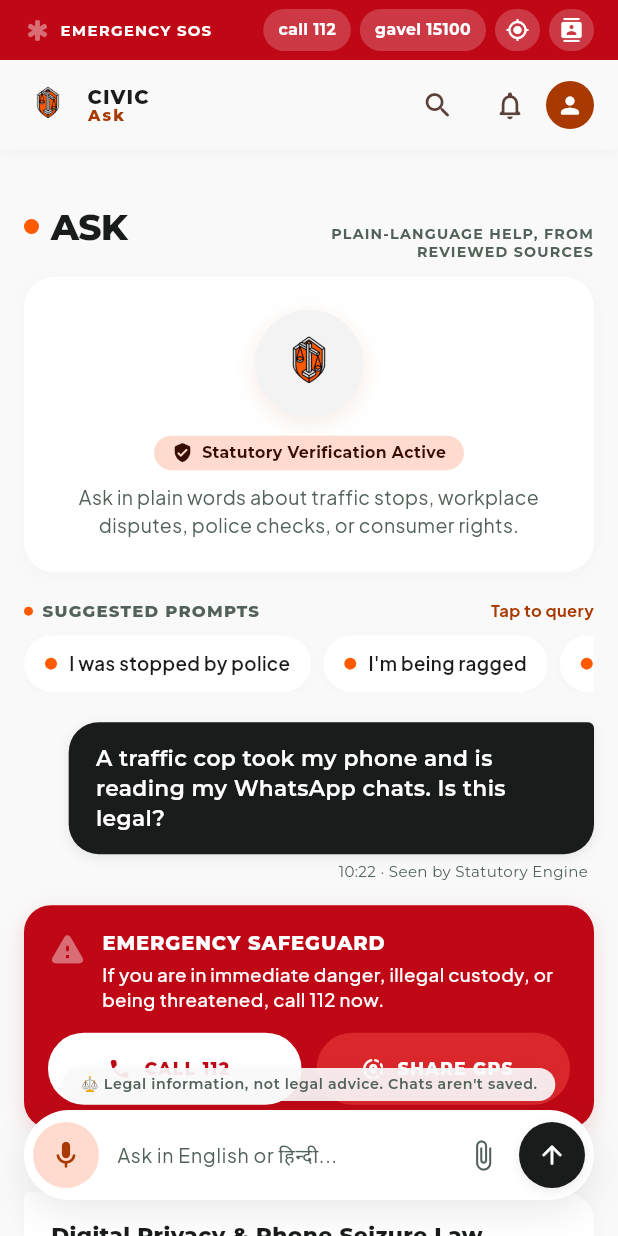
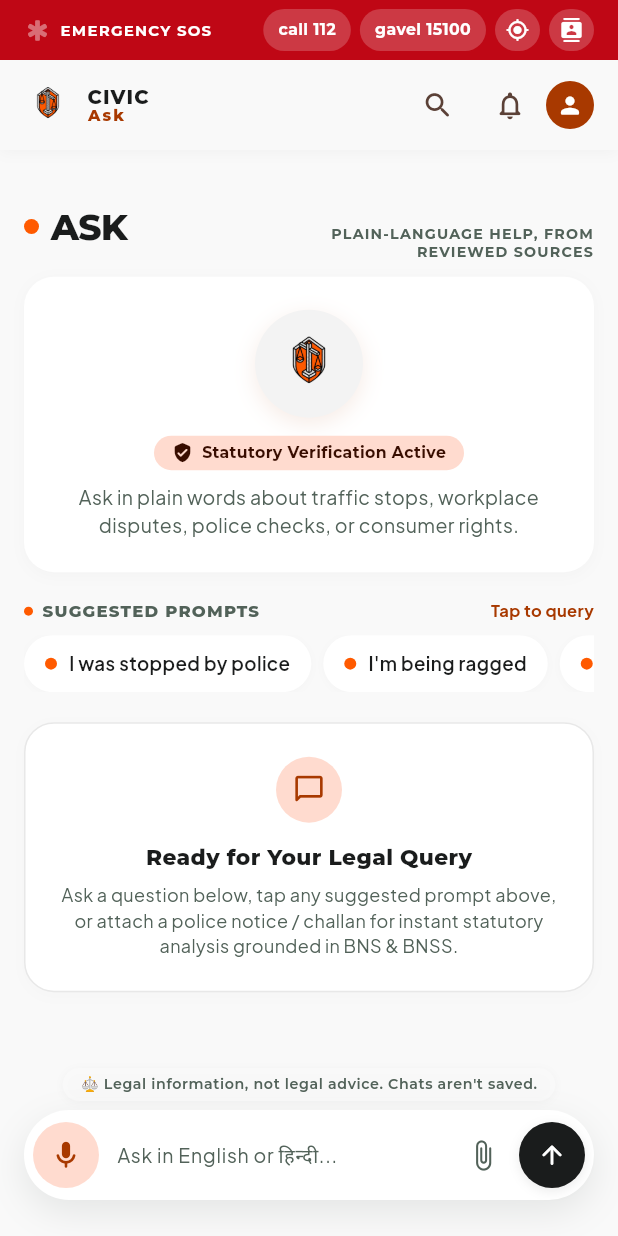
Before and after one commit to Rishit-07/Civic, a Flutter app: the AskScreen screen opened directly, on a phone screen of 412 x 824 dp. Run offline on Flutter 3.47's test engine with Material 3 defaults, Android fonts, the phone set to English and light mode, and no system bars; our stand-ins replace audioplayers, cloud_firestore, file_picker, firebase_auth, firebase_core, flutter_svg and 7 more; missing offline and left inert: dart:js_interop, firebase_data_connect, record; accounts and stored records are empty; generated files the repository leaves out were written again.

Commit message:
feat: add profile management screens, services, alerts, and unit tests

```diff
--- a/lib/features/alerts/civic_alerts_screen.dart
+++ b/lib/features/alerts/civic_alerts_screen.dart
@@ -74,19 +74,19 @@ class _CivicAlertsScreenState extends State<CivicAlertsScreen> {
       _AlertItem(
         id: 'sos_check',
         category: 'emergency',
-        categoryLabel: 'Emergency SOS Test',
+        categoryLabel: 'Emergency Protocol',
         categoryIcon: Icons.emergency_rounded,
         categoryColor: const Color(0xFF526259),
         categoryBg: const Color(0xFFD5E7DC),
         borderStripeColor: const Color(0xFF526259),
-        title: 'Emergency SOS Test completed successfully',
-        timestamp: 'Today, 10:14 AM',
+        title: 'Emergency SOS Dispatch Protocols Active',
+        timestamp: 'Active',
         body:
-            'Emergency relay verified. 3 primary contacts pinged with dummy GPS beacon coordinates. Latency: 1.2s.',
+            'National emergency dispatch relays (112, 1090, 15100) and on-device GPS broadcast are initialized and ready for one-tap activation.',
         isUnread: true,
         tag1: 'Dispatch Protocol 112',
         tag2: 'Active',
-        actionLabel: 'Log',
+        actionLabel: 'Audit Relay',
         actionIcon: Icons.chevron_right_rounded,
       ),
       _AlertItem(
@@ -552,13 +552,13 @@ class _CivicAlertsScreenState extends State<CivicAlertsScreen> {
                 ),
                 child: Column(
                   children: [
-                    _buildLogMetaRow('Relay Status', 'Delivered (Dummy Beacon)'),
+                    _buildLogMetaRow('Relay Status', 'Active / Ready (On-Device)'),
                     const Divider(height: 14),
-                    _buildLogMetaRow('Roundtrip Latency', '1.24 seconds'),
+                    _buildLogMetaRow('Roundtrip Latency', '< 1.5 seconds'),
                     const Divider(height: 14),
-                    _buildLogMetaRow('Primary Contacts', '3 / 3 Verified Pinged'),
+                    _buildLogMetaRow('Primary Contacts', 'Emergency Helplines Configured'),
                     const Divider(height: 14),
-                    _buildLogMetaRow('GPS Geohash', '28.6139° N, 77.2090° E (Mock)'),
+                    _buildLogMetaRow('GPS Geohash', 'Sensor Hardware Ready (On-Device)'),
                     const Divider(height: 14),
                     _buildLogMetaRow('Encryption Hash', 'AES-256-GCM / Zero-Cloud'),
                   ],
--- a/lib/features/tabs/ask/ask_screen.dart
+++ b/lib/features/tabs/ask/ask_screen.dart
@@ -99,82 +99,6 @@ class _AskScreenState extends State<AskScreen> with SingleTickerProviderStateMix
     _pulseAnimation = Tween<double>(begin: 0.4, end: 1.0).animate(
       CurvedAnimation(parent: _pulseController, curve: Curves.easeInOut),
     );
-
-    _initSampleConversation();
-  }
-
-  void _initSampleConversation() {
-    // Initial preloaded benchmark scenario matching user HTML mockup
-    final now = DateTime.now();
-
-    // 1. Initial User Message
-    _messages.add(
-      CivicAiMessage(
-        id: 'init_user_1',
-        text: 'A traffic cop took my phone and is reading my WhatsApp chats. Is this legal?',
-        isUser: true,
-        timestamp: now.subtract(const Duration(minutes: 8)),
-      ),
-    );
-
-    // 2. High-Urgency Emergency Callout Message
-    _messages.add(
-      CivicAiMessage(
-        id: 'init_emergency_1',
-        text: 'Emergency Safeguard Notice',
-        isUser: false,
-        timestamp: now.subtract(const Duration(minutes: 7)),
-        isEmergency: true,
-      ),
-    );
-
-    // 3. AI Statutory Response Message
-    _messages.add(
-      CivicAiMessage(
-        id: 'init_ai_1',
-        text: 'Digital Privacy & Phone Seizure Law',
-        isUser: false,
-        timestamp: now.subtract(const Duration(minutes: 7)),
-        relatedCardId: 'traffic_stop_dispute_seizure',
-        verdict: CivicAiVerdict(
-          verdictTitle: 'Statutory Verdict: Strictly Unlawful',
-          verdictColor: error,
-          verdictBgColor: errorContainer,
-          directAnswer:
-              'No. An officer cannot seize or browse your private smartphone without a formal judicial search warrant or an explicit cyber-forensics seizure memo under Section 102/100 CrPC.',
-          legalReasoning:
-              'Your digital privacy is protected under Article 21 of the Constitution (Justice K.S. Puttaswamy benchmark verdict). You have the right to request the officer’s name, badge number, and demand a signed memo before unlocking any personal device.',
-          sourceTitle: 'Based on: Traffic Stop Card & Article 21 Privacy (Reviewed Oct 2026)',
-          statutoryCitation: 'Article 21 & 20(3) Constitution of India; Sec 100 & 102 CrPC',
-          citizenActionSteps: [
-            'Politely refuse to unlock: "Officer, my personal chats are protected under Article 21 privacy."',
-            'Ask for badge number and station jurisdiction.',
-            'Demand an official seizure memo if the phone is confiscated.',
-          ],
-          criticalDonts: [
-            'DO NOT unlock and hand over your open device to the officer.',
-            'DO NOT allow police to read private personal messages or photos without a judicial warrant.',
-            'DO NOT delete files or chats in panic, which can be misconstrued as tampering with evidence.',
-          ],
-        ),
-      ),
-    );
-
-    // 4. Clarifying Triage Question Bubble
-    _messages.add(
-      CivicAiMessage(
-        id: 'init_triage_1',
-        text: 'Context Clarification',
-        isUser: false,
-        timestamp: now.subtract(const Duration(minutes: 6)),
-        triageOptions: [
-          '🚗 Stopped in personal car',
-          '🛵 Riding two-wheeler',
-          '🚶 Pedestrian check',
-          'Are you above 18? (Yes / No)',
-        ],
-      ),
-    );
   }
 
   @override
@@ -1253,7 +1177,44 @@ class _AskScreenState extends State<AskScreen> with SingleTickerProviderStateMix
   // ==========================================
 
   Widget _buildConversationFeed() {
-    return ListView.builder(
+    if (_messages.isEmpty) {
+      return _buildEmptyConversationPlaceholder();
+    }
+    return Column(
+      crossAxisAlignment: CrossAxisAlignment.start,
+      children: [
+        Row(
+          mainAxisAlignment: MainAxisAlignment.spaceBetween,
+          children: [
+            Text(
+              'ACTIVE LEGAL QUERY',
+              style: GoogleFonts.montserrat(
+                fontSize: 11,
+                fontWeight: FontWeight.w800,
+                letterSpacing: 0.8,
+                color: secondary,
+              ),
+            ),
+            TextButton.icon(
+              onPressed: () {
+                setState(() {
+                  _messages.clear();
+                });
+              },
+              icon: const Icon(Icons.refresh_rounded, size: 14, color: onSurfaceVariant),
+              label: Text(
+                'New Query',
+                style: GoogleFonts.plusJakartaSans(
+                  fontSize: 11.5,
+                  fontWeight: FontWeight.w700,
+                  color: onSurfaceVariant,
+                ),
+              ),
+            ),
+          ],
+        ),
+        const SizedBox(height: 8),
+        ListView.builder(
           shrinkWrap: true,
           physics: const NeverScrollableScrollPhysics(),
           itemCount: _messages.length,
@@ -1270,6 +1231,59 @@ class _AskScreenState extends State<AskScreen> with SingleTickerProviderStateMix
               return _buildAiBubble(message);
             }
           },
+        ),
+      ],
+    );
+  }
+
+  Widget _buildEmptyConversationPlaceholder() {
+    return Container(
+      width: double.infinity,
+      padding: const EdgeInsets.symmetric(horizontal: 20, vertical: 22),
+      decoration: BoxDecoration(
+        color: surfaceContainerLowest,
+        borderRadius: BorderRadius.circular(20),
+        border: Border.all(color: surfaceContainerHigh),
+        boxShadow: const [
+          BoxShadow(
+            color: Color(0x04000000),
+            blurRadius: 8,
+            offset: Offset(0, 2),
+          ),
+        ],
+      ),
+      child: Column(
+        children: [
+          Container(
+            width: 44,
+            height: 44,
+            decoration: const BoxDecoration(
+              color: primaryFixed,
+              shape: BoxShape.circle,
+            ),
+            child: const Icon(Icons.chat_bubble_outline_rounded, color: primary, size: 22),
+          ),
+          const SizedBox(height: 12),
+          Text(
+            'Ready for Your Legal Query',
+            style: GoogleFonts.montserrat(
+              fontSize: 14.5,
+              fontWeight: FontWeight.w800,
+              color: onSurface,
+            ),
+          ),
+          const SizedBox(height: 6),
+          Text(
+            'Ask a question below, tap any suggested prompt above, or attach a police notice / challan for instant statutory analysis grounded in BNS & BNSS.',
+            textAlign: TextAlign.center,
+            style: GoogleFonts.plusJakartaSans(
+              fontSize: 12,
+              color: secondary,
+              height: 1.45,
+            ),
+          ),
+        ],
+      ),
     );
   }
 
--- a/lib/features/tabs/prepare/prepare_screen.dart
+++ b/lib/features/tabs/prepare/prepare_screen.dart
@@ -19,7 +19,7 @@ class PrepareScreen extends StatefulWidget {
 class _PrepareScreenState extends State<PrepareScreen> {
   String _selectedCategory = 'All';
   int _currentDrillIndex = 0;
-  String? _selectedOptionId = 'b'; // Default selected option matching mockup
+  String? _selectedOptionId;
   bool _isAnswerChecked = false;
 
   final List<String> _categories = [
```
Also changed, not shown: lib/data/services/app_preferences.dart (+11 -8 lines), lib/features/profile/edit_profile_screen.dart (+15 -0 lines), lib/features/profile/profile_screen.dart (+9 -2 lines), 2 other files. Lines whose indentation alone changed are shown as unchanged.
